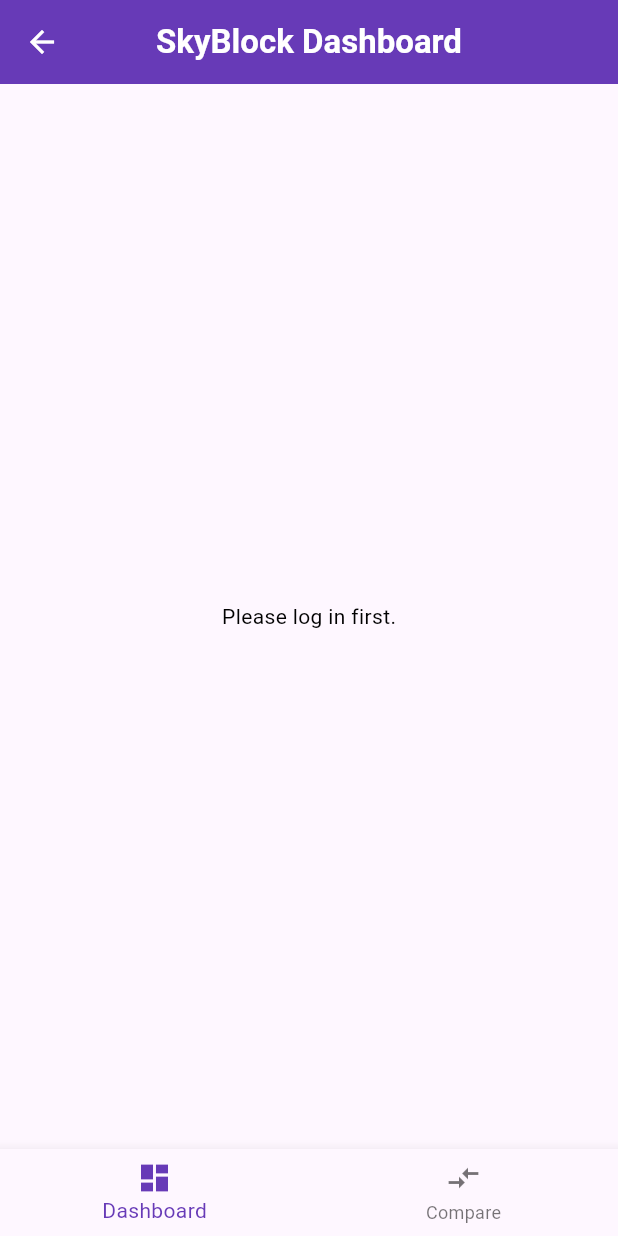
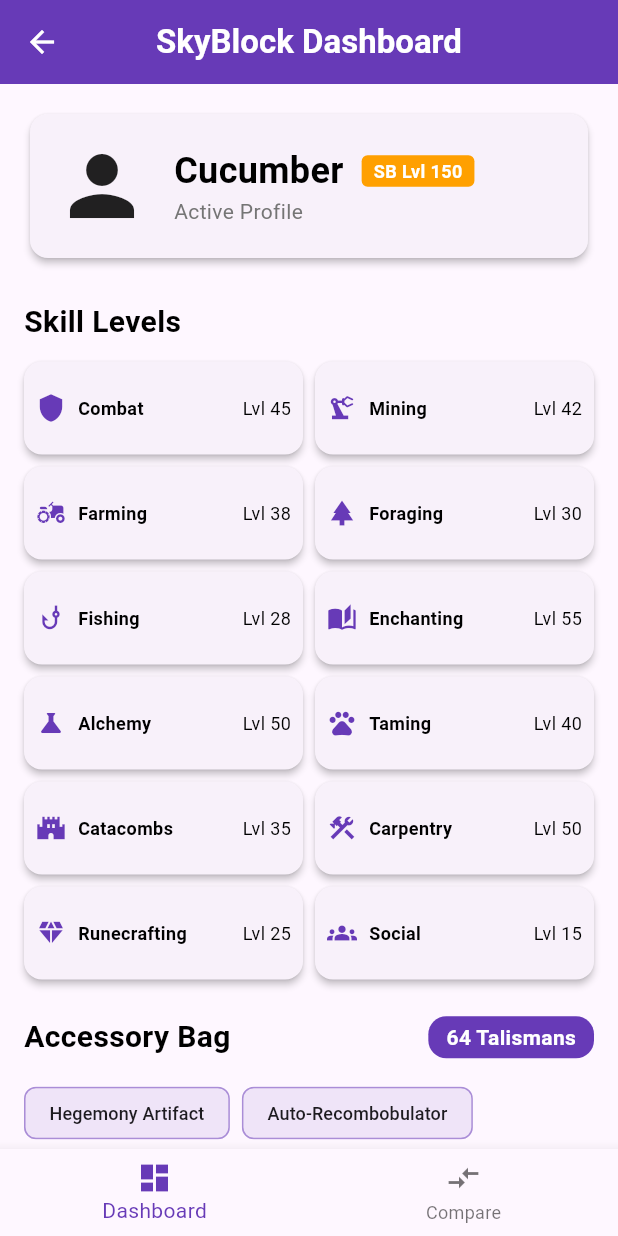
Before and after one commit to maxfinley-lang/Skyfall, a Flutter app: the MainNavigator screen opened directly, on a phone screen of 412 x 824 dp. Run offline on Flutter 3.47's test engine with Material 3 defaults, Android fonts, the light colour scheme and no system bars; our stand-ins replace cloud_firestore, firebase_auth, firebase_core, flutter_dotenv, flutter_riverpod, shared_preferences; accounts and stored records are empty; network calls fail.

Commit message:
hardcoding info in

```diff
--- a/lib/main.dart
+++ b/lib/main.dart
@@ -3,7 +3,7 @@
 import 'package:firebase_core/firebase_core.dart';
 import 'package:flutter_dotenv/flutter_dotenv.dart';
 import 'theme.dart';
-import 'screens/home/username_input_screen.dart';
+import 'screens/main_navigator.dart';
 import 'providers/profile_provider.dart';
 import 'firebase_options.dart';
 
@@ -45,7 +45,7 @@
       theme: AppTheme.lightTheme,
       darkTheme: AppTheme.darkTheme,
       themeMode: ThemeMode.system,
-      home: const UsernameInputScreen(),
+      home: const MainNavigator(),
     );
   }
 }
--- a/lib/models/skyblock_profile.dart
+++ b/lib/models/skyblock_profile.dart
@@ -2,6 +2,7 @@
   final String profileId;
   final String cuteName;
   final Map<String, dynamic> data;
+  final double skyblockLevel;
   final int combatLvl;
   final int miningLvl;
   final int farmingLvl;
@@ -14,12 +15,15 @@
   final int carpentryLvl;
   final int runecraftingLvl;
   final int socialLvl;
+  final List<String> talismans;
+  final int talismanCount;
   final bool isActive;
 
   SkyblockProfile({
     required this.profileId,
     required this.cuteName,
     required this.data,
+    this.skyblockLevel = 0,
     this.combatLvl = 0,
     this.miningLvl = 0,
     this.farmingLvl = 0,
@@ -32,6 +36,8 @@
     this.carpentryLvl = 0,
     this.runecraftingLvl = 0,
     this.socialLvl = 0,
+    this.talismans = const [],
+    this.talismanCount = 0,
     this.isActive = false,
   });
 
@@ -46,10 +52,15 @@
     final members = json['members'] as Map<String, dynamic>? ?? {};
     final firstMember = members.isNotEmpty ? members.values.first as Map<String, dynamic> : {};
 
+    // For MVP, we'll try to get the count from the bag if it exists as a simple field,
+    // though usually it requires NBT parsing. We'll use a fallback for now.
+    final talismanBag = firstMember['talisman_bag'] as Map<String, dynamic>?;
+
     return SkyblockProfile(
       profileId: json['profile_id'] ?? '',
       cuteName: json['cute_name'] ?? 'Unknown',
       data: json,
+      skyblockLevel: (firstMember['leveling']?['experience'] as num? ?? 0) / 100.0,
       combatLvl: calculateLevel((firstMember['experience_skill_combat'] as num?)?.toDouble()),
       miningLvl: calculateLevel((firstMember['experience_skill_mining'] as num?)?.toDouble()),
       farmingLvl: calculateLevel((firstMember['experience_skill_farming'] as num?)?.toDouble()),
@@ -62,7 +73,42 @@
       runecraftingLvl: calculateLevel((firstMember['experience_skill_runecrafting'] as num?)?.toDouble()),
       socialLvl: calculateLevel((firstMember['experience_skill_social2'] as num?)?.toDouble()),
       catacombsLvl: calculateLevel((firstMember['dungeons']?['dungeon_types']?['catacombs']?['experience'] as num?)?.toDouble()),
+      talismans: [], // Requires NBT decoding for real data
+      talismanCount: talismanBag != null ? 1 : 0, // Simplified placeholder
       isActive: json['selected'] ?? false,
     );
   }
+
+  factory SkyblockProfile.mock() {
+    return SkyblockProfile(
+      profileId: 'mock-150-uuid',
+      cuteName: 'Cucumber',
+      data: {},
+      skyblockLevel: 150.0,
+      combatLvl: 45,
+      miningLvl: 42,
+      farmingLvl: 38,
+      foragingLvl: 30,
+      fishingLvl: 28,
+      enchantingLvl: 55,
+      alchemyLvl: 50,
+      tamingLvl: 40,
+      catacombsLvl: 35,
+      carpentryLvl: 50,
+      runecraftingLvl: 25,
+      socialLvl: 15,
+      talismans: [
+        'Hegemony Artifact',
+        'Auto-Recombobulator',
+        'Wither Artifact',
+        'Seal of the Family',
+        'End Game Artifact',
+        'Ender Artifact',
+        'Bat Artifact',
+        'Cheetah Talisman',
+      ],
+      talismanCount: 64,
+      isActive: true,
+    );
+  }
 }
--- a/lib/providers/current_user_provider.dart
+++ b/lib/providers/current_user_provider.dart
@@ -5,7 +5,7 @@
 
 class CurrentUserNotifier extends Notifier<String?> {
   @override
-  String? build() => null;
+  String? build() => 'mock-150-uuid';
 
   void setUuid(String? uuid) {
     state = uuid;
--- a/lib/screens/compare/compare_screen.dart
+++ b/lib/screens/compare/compare_screen.dart
@@ -97,6 +97,11 @@
                             ),
                             const SizedBox(height: 16),
                             StatRow(
+                              label: 'SkyBlock Level',
+                              valueA: userProfile.skyblockLevel.toInt(),
+                              valueB: opponentProfile.skyblockLevel.toInt(),
+                            ),
+                            StatRow(
                               label: 'Combat Level',
                               valueA: userProfile.combatLvl,
                               valueB: opponentProfile.combatLvl,
--- a/lib/screens/dashboard/dashboard_screen.dart
+++ b/lib/screens/dashboard/dashboard_screen.dart
@@ -58,6 +58,8 @@
                     _buildSkillCard('Social', activeProfile.socialLvl, Icons.groups),
                   ],
                 ),
+                const SizedBox(height: 24),
+                _buildAccessoryBag(activeProfile),
               ],
             ),
           );
@@ -65,6 +67,55 @@
         loading: () => const Center(child: CircularProgressIndicator()),
         error: (err, stack) => Center(child: Text('Error: $err')),
       );
+  }
+
+  Widget _buildAccessoryBag(SkyblockProfile profile) {
+    return Column(
+      crossAxisAlignment: CrossAxisAlignment.start,
+      children: [
+        Row(
+          mainAxisAlignment: MainAxisAlignment.spaceBetween,
+          children: [
+            const Text(
+              'Accessory Bag',
+              style: TextStyle(fontSize: 20, fontWeight: FontWeight.bold),
+            ),
+            Container(
+              padding: const EdgeInsets.symmetric(horizontal: 12, vertical: 4),
+              decoration: BoxDecoration(
+                color: Colors.deepPurple,
+                borderRadius: BorderRadius.circular(12),
+              ),
+              child: Text(
+                '${profile.talismanCount} Talismans',
+                style: const TextStyle(color: Colors.white, fontWeight: FontWeight.bold),
+              ),
+            ),
+          ],
+        ),
+        const SizedBox(height: 12),
+        if (profile.talismans.isNotEmpty)
+          Wrap(
+            spacing: 8,
+            runSpacing: 8,
+            children: profile.talismans.map((t) => ActionChip(
+              label: Text(t, style: const TextStyle(fontSize: 12)),
+              backgroundColor: Colors.deepPurple.withValues(alpha: 0.1),
+              side: BorderSide(color: Colors.deepPurple.withValues(alpha: 0.3)),
+              onPressed: () {
+                _showTalismanDetails(context, t);
+              },
+            )).toList(),
+          )
+        else
+          const Card(
+            child: Padding(
+              padding: EdgeInsets.all(16.0),
+              child: Text('No talismans found or API data restricted.'),
+            ),
+          ),
+      ],
+    );
   }
 
   Widget _buildHeader(String? uuid, SkyblockProfile profile) {
@@ -88,13 +139,33 @@
               child: Column(
                 crossAxisAlignment: CrossAxisAlignment.start,
                 children: [
+                  Row(
+                    children: [
+                      Text(
+                        profile.cuteName,
+                        style: const TextStyle(fontSize: 24, fontWeight: FontWeight.bold),
+                      ),
+                      const SizedBox(width: 12),
+                      Container(
+                        padding: const EdgeInsets.symmetric(horizontal: 8, vertical: 2),
+                        decoration: BoxDecoration(
+                          color: Colors.amber[700],
+                          borderRadius: BorderRadius.circular(4),
+                        ),
+                        child: Text(
+                          'SB Lvl ${profile.skyblockLevel.toInt()}',
+                          style: const TextStyle(
+                            color: Colors.white,
+                            fontSize: 12,
+                            fontWeight: FontWeight.bold,
+                          ),
+                        ),
+                      ),
+                    ],
+                  ),
                   Text(
                     'Active Profile',
                     style: TextStyle(color: Colors.grey[600], fontSize: 14),
-                  ),
-                  Text(
-                    profile.cuteName,
-                    style: const TextStyle(fontSize: 24, fontWeight: FontWeight.bold),
                   ),
                 ],
               ),
@@ -130,4 +201,37 @@
       ),
     );
   }
+
+  void _showTalismanDetails(BuildContext context, String name) {
+    showDialog(
+      context: context,
+      builder: (context) => AlertDialog(
+        title: Text(name),
+        content: Column(
+          mainAxisSize: MainAxisSize.min,
+          crossAxisAlignment: CrossAxisAlignment.start,
+          children: [
+            const Text(
+              'Rarity: Legendary',
+              style: TextStyle(color: Colors.orange, fontWeight: FontWeight.bold),
+            ),
+            const SizedBox(height: 8),
+            const Text('Power: +10 Strength'),
+            const Text('Power: +5 Critical Damage'),
+            const SizedBox(height: 12),
+            Text(
+              'This accessory provides unique bonuses to your SkyBlock stats while in your bag.',
+              style: TextStyle(color: Colors.grey[600], fontSize: 13),
+            ),
+          ],
+        ),
+        actions: [
+          TextButton(
+            onPressed: () => Navigator.pop(context),
+            child: const Text('Close'),
+          ),
+        ],
+      ),
+    );
+  }
 }
```
Also changed, not shown: lib/providers/profile_provider.dart (+12 -2 lines), lib/providers/skyblock_data_provider.dart (+10 -5 lines), 2 other files.
